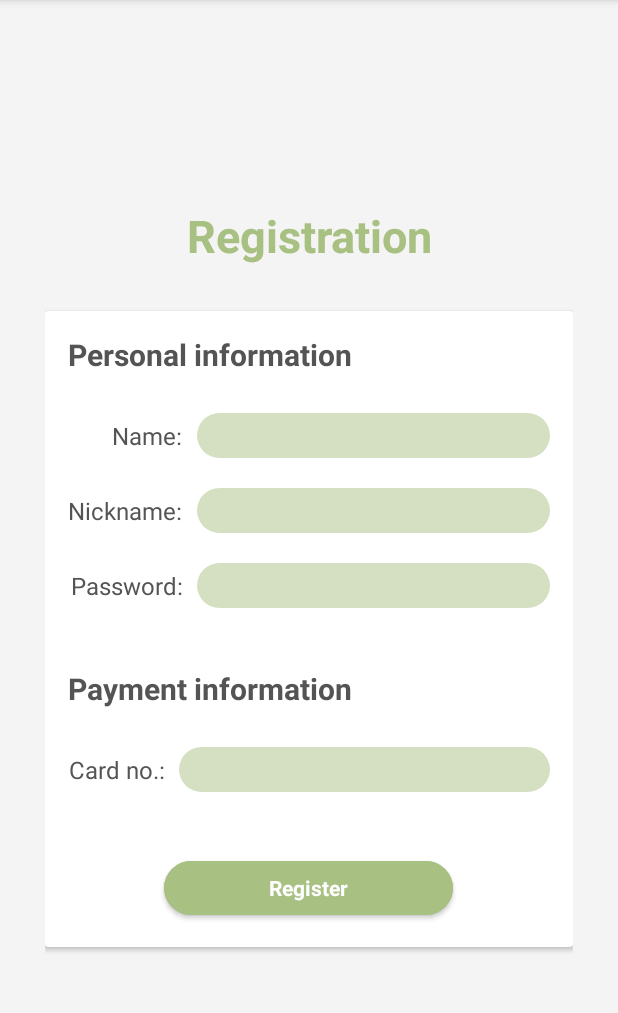
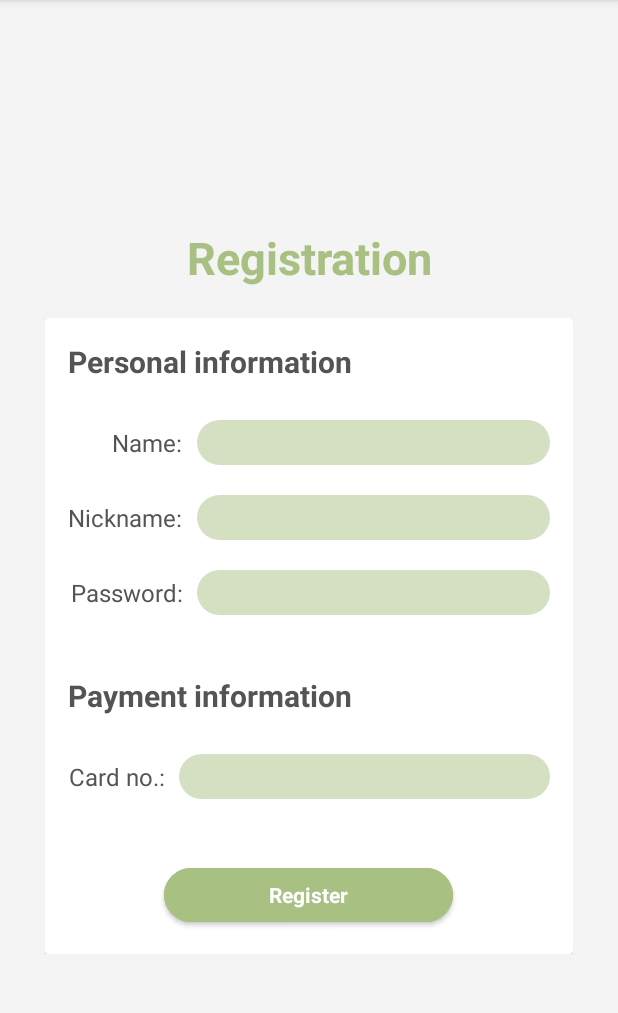
Before and after one commit to Rikenunes8/feup-cpm-Emarket, an Android app: the screen it shows after launch (RegisterActivity), on a phone screen of 412 x 824 dp, the part 84-1097 px from its top. Run offline under Robolectric (Android 15) with nearby library versions, the phone set to English and light mode, and no system bars; libraries missing offline, so code that uses them is left out: org.bouncycastle.asn1, org.bouncycastle.openssl; 3 statements that could not run were skipped.

Commit message:
Fix registration landscape

```diff
--- a/EmarketCustomer/app/src/main/res/layout/activity_register.xml
+++ b/EmarketCustomer/app/src/main/res/layout/activity_register.xml
@@ -12,9 +12,18 @@
         style="@style/Title"
         android:layout_width="match_parent"
         android:layout_height="wrap_content"
-        android:layout_marginBottom="30dp"
+        android:layout_marginVertical="20dp"
         android:text="@string/title_registration"
         android:textAlignment="center" />
+
+    <ScrollView
+        android:layout_width="match_parent"
+        android:layout_height="wrap_content">
+
+        <LinearLayout
+            android:layout_width="match_parent"
+            android:layout_height="wrap_content"
+            android:orientation="vertical">
 
             <androidx.cardview.widget.CardView
                 android:layout_width="match_parent"
@@ -50,8 +59,8 @@
                                 android:text="@string/label_name" />
 
                             <EditText
+                                android:id="@+id/edt_reg_name"
                                 style="@style/FormEdit"
-                        android:id="@+id/edt_reg_name"
                                 android:layout_width="wrap_content"
                                 android:layout_height="wrap_content"
                                 android:inputType="textPersonName" />
@@ -69,8 +78,8 @@
                                 android:text="@string/label_nickname" />
 
                             <EditText
+                                android:id="@+id/edt_reg_nick"
                                 style="@style/FormEdit"
-                        android:id="@+id/edt_reg_nick"
                                 android:layout_width="wrap_content"
                                 android:layout_height="wrap_content"
                                 android:inputType="textPersonName" />
@@ -88,8 +97,8 @@
                                 android:text="@string/label_password" />
 
                             <EditText
+                                android:id="@+id/edt_reg_pass"
                                 style="@style/FormEdit"
-                        android:id="@+id/edt_reg_pass"
                                 android:layout_width="wrap_content"
                                 android:layout_height="wrap_content"
                                 android:inputType="textPassword" />
@@ -103,7 +112,7 @@
                         android:layout_height="wrap_content"
                         android:layout_marginTop="30dp"
                         android:layout_marginBottom="15dp"
-                android:text="@string/subtitle_card_info"/>
+                        android:text="@string/subtitle_card_info" />
 
 
                     <LinearLayout
@@ -119,16 +128,16 @@
                             android:text="@string/label_card_no" />
 
                         <EditText
+                            android:id="@+id/edt_reg_card"
                             style="@style/FormEdit"
-                    android:id="@+id/edt_reg_card"
                             android:layout_width="wrap_content"
                             android:layout_height="wrap_content"
                             android:inputType="textPersonName" />
                     </LinearLayout>
 
                     <Button
+                        android:id="@+id/btn_reg_submit"
                         style="@style/Button"
-                android:id="@+id/btn_reg_submit"
                         android:layout_width="wrap_content"
                         android:layout_height="wrap_content"
                         android:layout_marginTop="30dp"
@@ -137,14 +146,17 @@
 
                     <ProgressBar
                         android:id="@+id/loading_icon"
+                        style="@android:style/Widget.ProgressBar"
                         android:layout_width="wrap_content"
                         android:layout_height="wrap_content"
                         android:layout_gravity="center"
                         android:indeterminate="true"
-                android:visibility="gone"
-                style="@android:style/Widget.ProgressBar" />
+                        android:visibility="gone" />
 
                 </LinearLayout>
 
             </androidx.cardview.widget.CardView>
         </LinearLayout>
+    </ScrollView>
+
+</LinearLayout>
```
Lines whose indentation alone changed are shown as unchanged.
